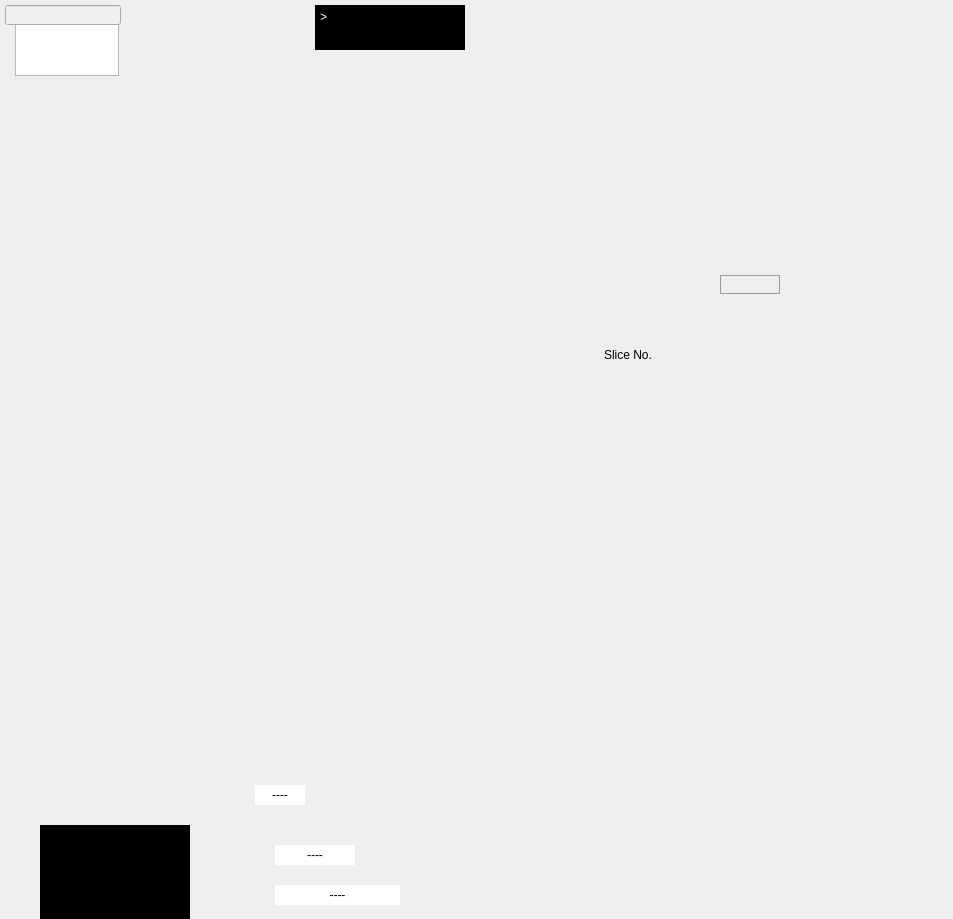
The window that src/gui/ui/iterpreter and others.ui (jsanchez679/morphoHeart_rev) describes before a commit, drawn with Qt 5.
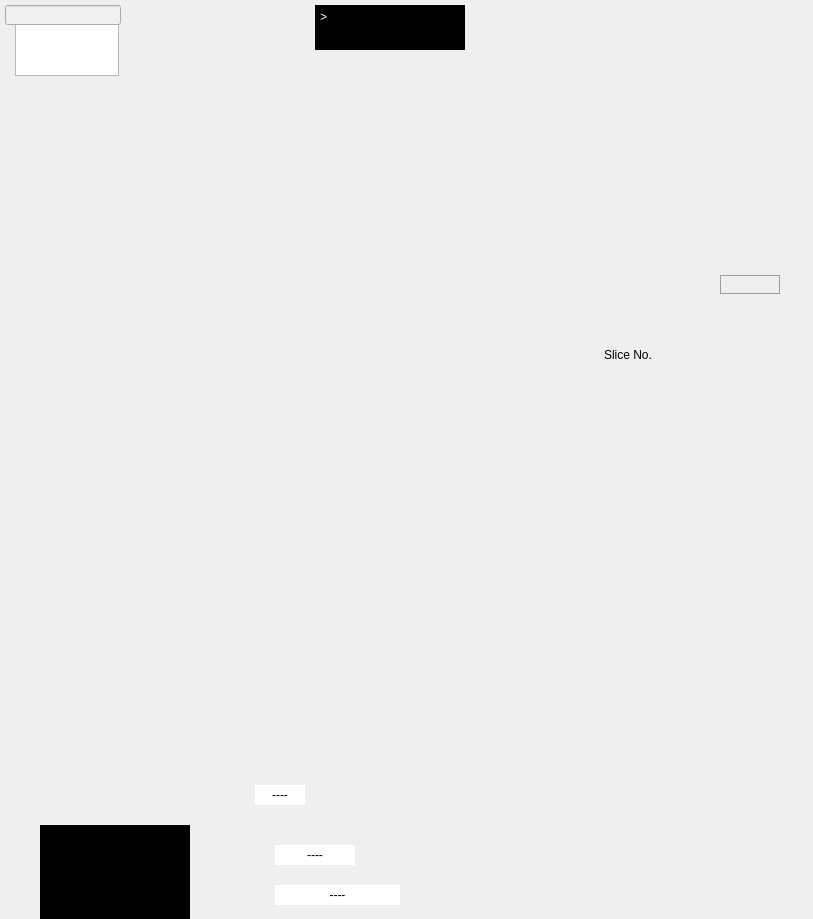
The same window after the commit.

Diff of the .ui file:
```diff
--- a/src/gui/ui/iterpreter and others.ui
+++ b/src/gui/ui/iterpreter and others.ui
@@ -6,7 +6,7 @@
    <rect>
     <x>0</x>
     <y>0</y>
-    <width>953</width>
+    <width>813</width>
     <height>919</height>
    </rect>
   </property>
```
